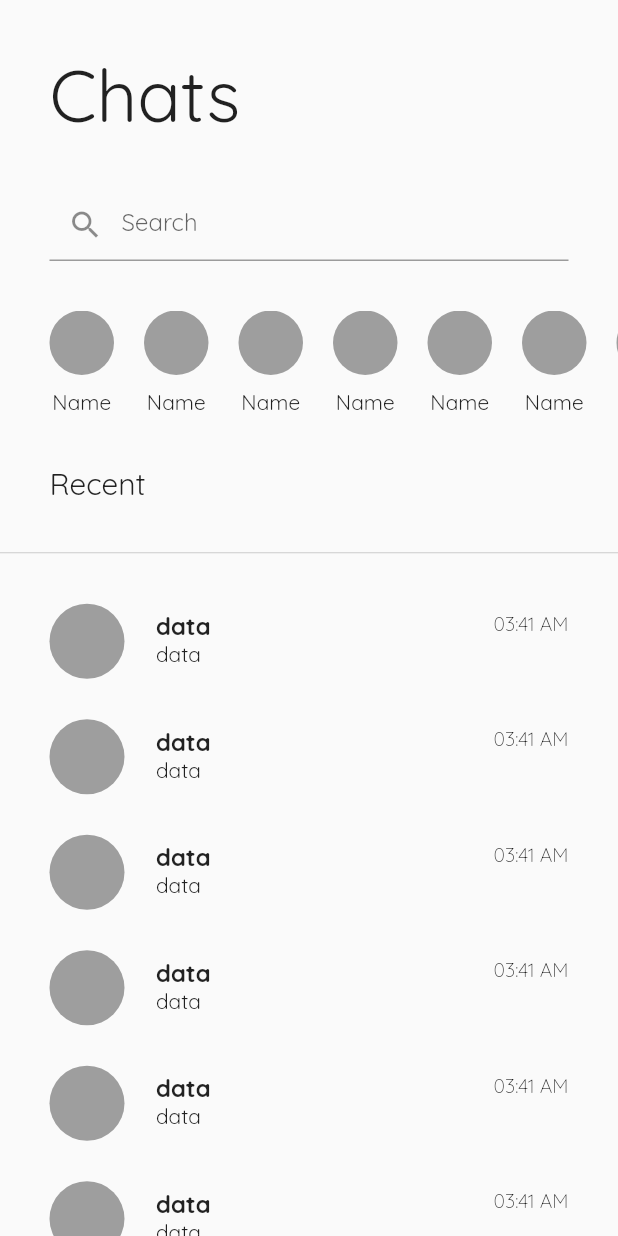
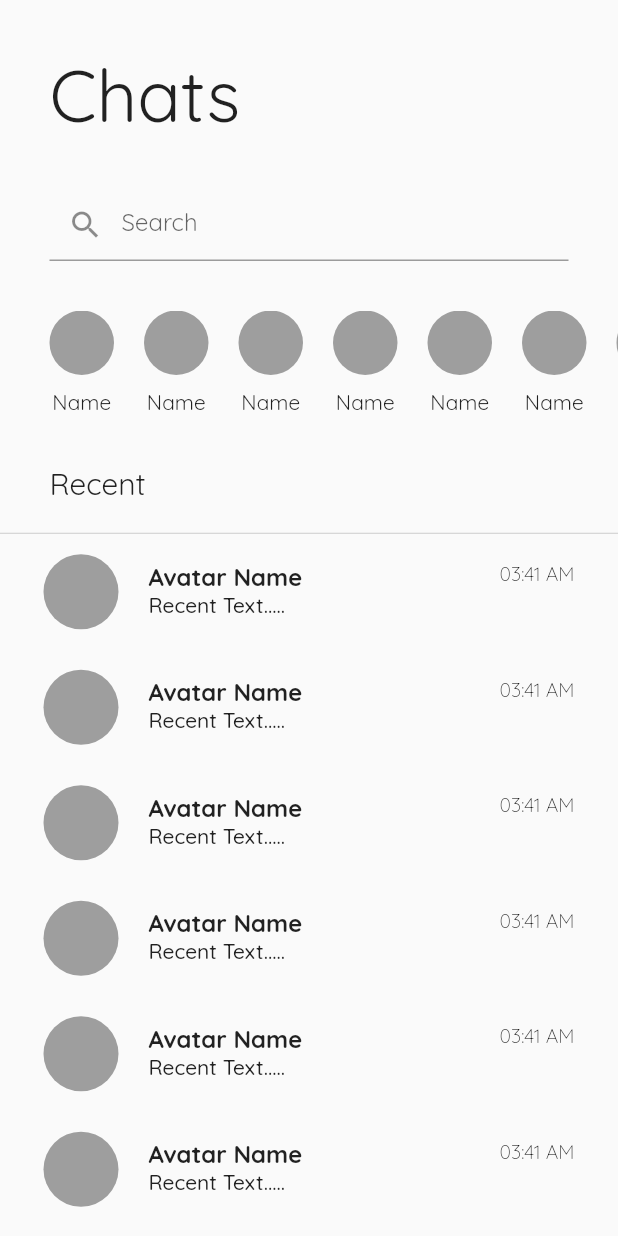
Before and after one commit to ShanjinurIslam/Chithi-Messeging-App, a Flutter app: the screen it shows after launch, on a phone screen of 412 x 824 dp. Run offline on Flutter 3.47's test engine with Material 2 defaults, Android fonts, the light colour scheme and no system bars.

Commit message:
chat page done

```diff
--- a/Chithi/lib/routes.dart
+++ b/Chithi/lib/routes.dart
@@ -1,7 +1,9 @@
+import 'package:Chithi/view/ChatThread.dart';
 import 'package:Chithi/view/Chats.dart';
 import 'package:Chithi/view/LandingView.dart';
 import 'package:flutter/material.dart';
 
 final routes = {
   '/': (BuildContext context) => Chats(),
+  '/thread': (BuildContext context) => ChatThread()
 };
--- a/Chithi/lib/view/Chats.dart
+++ b/Chithi/lib/view/Chats.dart
@@ -63,7 +63,7 @@ class _ChatState extends State<Chats> {
             ),
           ),
           Padding(
-            padding: EdgeInsets.fromLTRB(33, 20, 33, 33),
+            padding: EdgeInsets.fromLTRB(33, 20, 33, 20),
             child: Row(
               children: [
                 Text(
@@ -80,12 +80,16 @@ class _ChatState extends State<Chats> {
           ),
           Expanded(
               child: ListView.builder(
-                  padding: EdgeInsets.only(top: 20),
+                  //padding: EdgeInsets.only(top: 20),
                   physics: BouncingScrollPhysics(),
                   itemCount: 10,
                   itemBuilder: (BuildContext context, int index) {
-                    return Container(
-                      margin: EdgeInsets.fromLTRB(33, 13.5, 33, 13.5),
+                    return FlatButton(
+                        onPressed: () {
+                          Navigator.pushNamed(context, '/thread');
+                        },
+                        child: Container(
+                          margin: EdgeInsets.fromLTRB(13, 13.5, 13, 13.5),
                           height: 50,
                           child: Row(
                             children: [
@@ -93,28 +97,27 @@ class _ChatState extends State<Chats> {
                                 radius: 25,
                                 backgroundColor: Colors.grey,
                               ),
-                          Spacer(
-                            flex: 1,
-                          ),
-                          Padding(
+                              Container(
+                                margin: EdgeInsets.only(left: 20),
+                                child: Padding(
                                   padding: EdgeInsets.only(top: 5),
                                   child: Column(
                                     mainAxisAlignment: MainAxisAlignment.start,
-                              crossAxisAlignment: CrossAxisAlignment.start,
+                                    crossAxisAlignment:
+                                        CrossAxisAlignment.start,
                                     children: [
                                       Text(
-                                  'data',
+                                        'Avatar Name',
                                         style: TextStyle(
                                             fontSize: 16,
                                             fontWeight: FontWeight.w700),
                                       ),
-                                Text('data'),
+                                      Text('Recent Text.....'),
                                     ],
                                   ),
                                 ),
-                          Spacer(
-                            flex: 9,
                               ),
+                              Spacer(),
                               Padding(
                                 padding: EdgeInsets.only(top: 5),
                                 child: Column(
@@ -132,7 +135,7 @@ class _ChatState extends State<Chats> {
                               ),
                             ],
                           ),
-                    );
+                        ));
                   }))
         ],
       ),
```
Also changed, not shown: Chithi/lib/view/ChatThread.dart (added, +204 -0 lines). Lines whose indentation alone changed are shown as unchanged.
